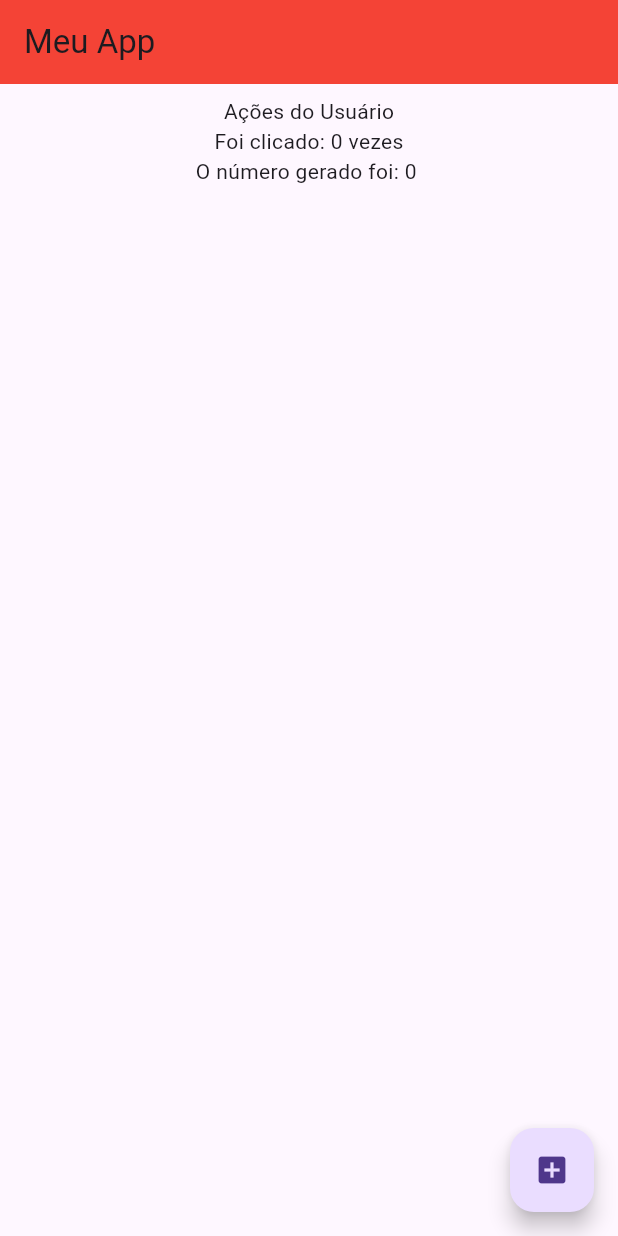
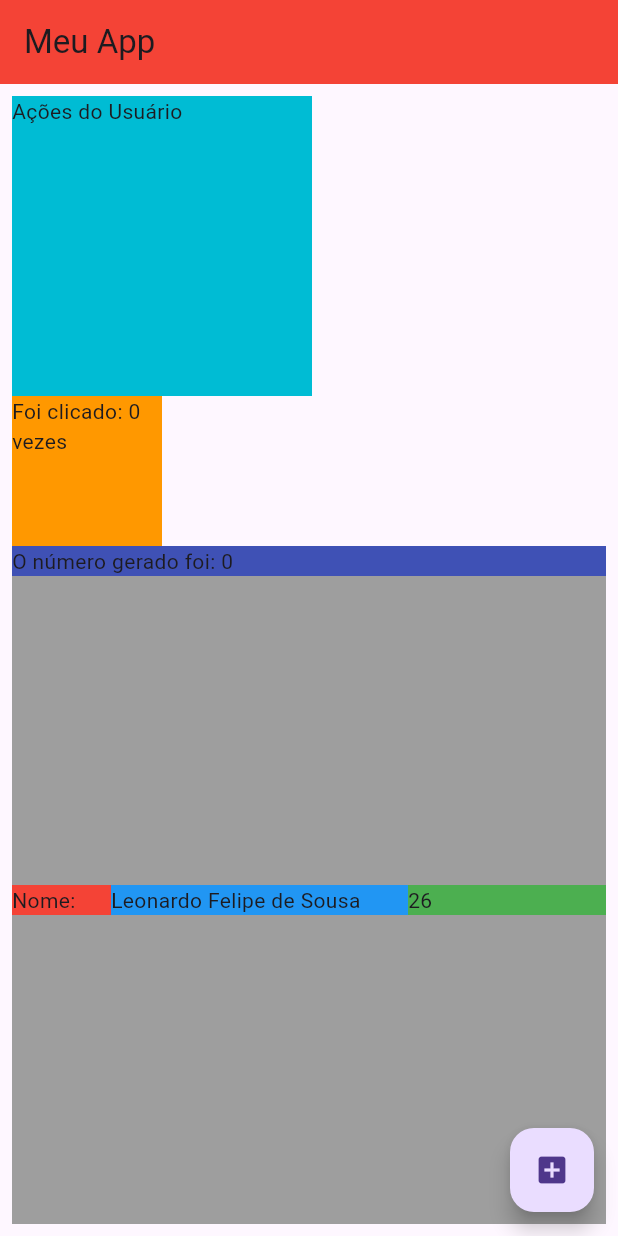
Before and after one commit to leofsousa/flutter-project-dio, a Flutter app: the screen it shows after launch, on a phone screen of 412 x 824 dp. Run offline on Flutter 3.47's test engine with Material 3 defaults, Android fonts, the phone set to English and light mode, and no system bars.

Commit message:
Update home_page.dart

```diff
--- a/flutter_apk_1/lib/pages/home_page.dart
+++ b/flutter_apk_1/lib/pages/home_page.dart
@@ -27,12 +27,55 @@ class _HomePageState extends State<HomePage> {
         width: double.infinity,
         margin: const EdgeInsets.fromLTRB(8, 8, 8, 8),
         child: Column(
-          crossAxisAlignment: CrossAxisAlignment.center,
+          crossAxisAlignment: CrossAxisAlignment.start,
           mainAxisAlignment: MainAxisAlignment.start,
           children: [
-            const Text("Ações do Usuário"),
-            Text("Foi clicado: $quantidadeCliques vezes"),
-            Text("O número gerado foi: $numeroGerado "),
+            Container(
+              width: 200,
+              height: 200,
+              color: Colors.cyan,
+              child:
+                const Text("Ações do Usuário")),
+            SizedBox(
+              width: 100,
+              height: 100,
+              child: Container(
+                color: Colors.orange,
+                child:
+                  Text("Foi clicado: $quantidadeCliques vezes")),
+            ),
+            Container(
+              width: double.infinity,
+              color: Colors.indigo ,
+              child:
+                Text("O número gerado foi: $numeroGerado ")),
+            Expanded(
+              child: Container(
+                color: Colors.grey ,
+                child: Row(
+                  mainAxisAlignment: MainAxisAlignment.start,
+                  children: [
+                    Expanded(
+                      flex: 1,
+                      child: Container(
+                        color: Colors.red,
+                        child: const Text("Nome: ")),
+                    ),
+                    Expanded(
+                      flex: 3,
+                      child: Container(
+                        color: Colors.blue,
+                        child: const Text("Leonardo Felipe de Sousa")),
+                    ),
+                    Expanded(
+                      flex: 2,
+                      child: Container(
+                        color: Colors.green,
+                        child: const Text("26")),
+                    )
+                  ],),
+              ),
+            )
           ],
         ),
       ),
```
